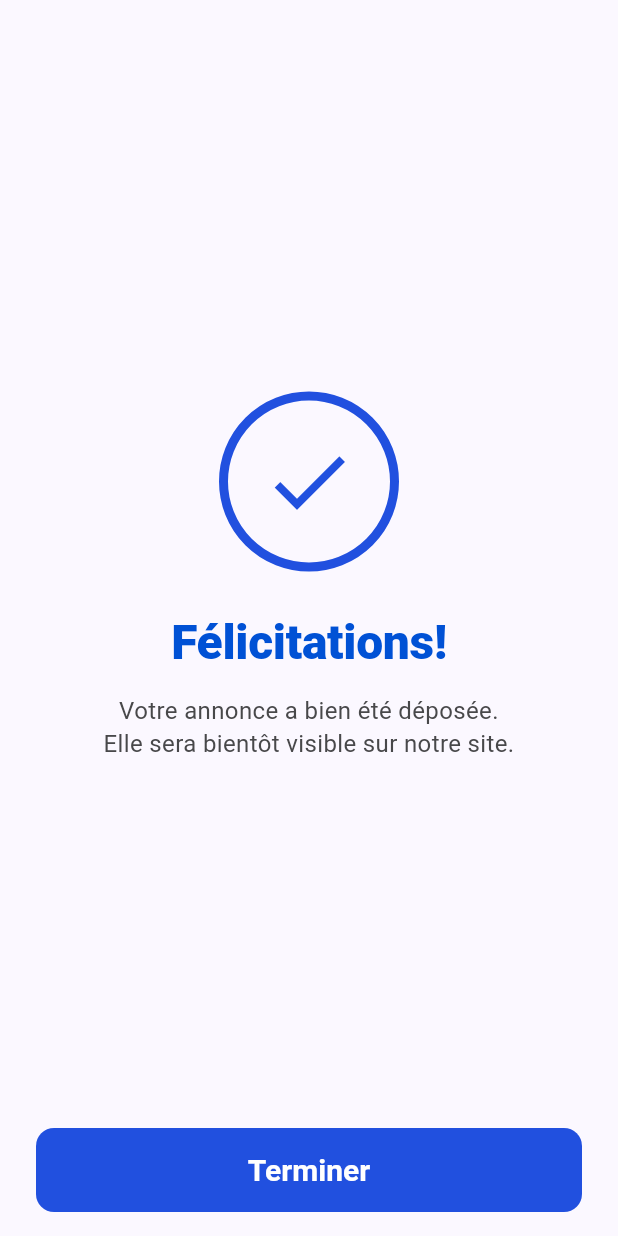
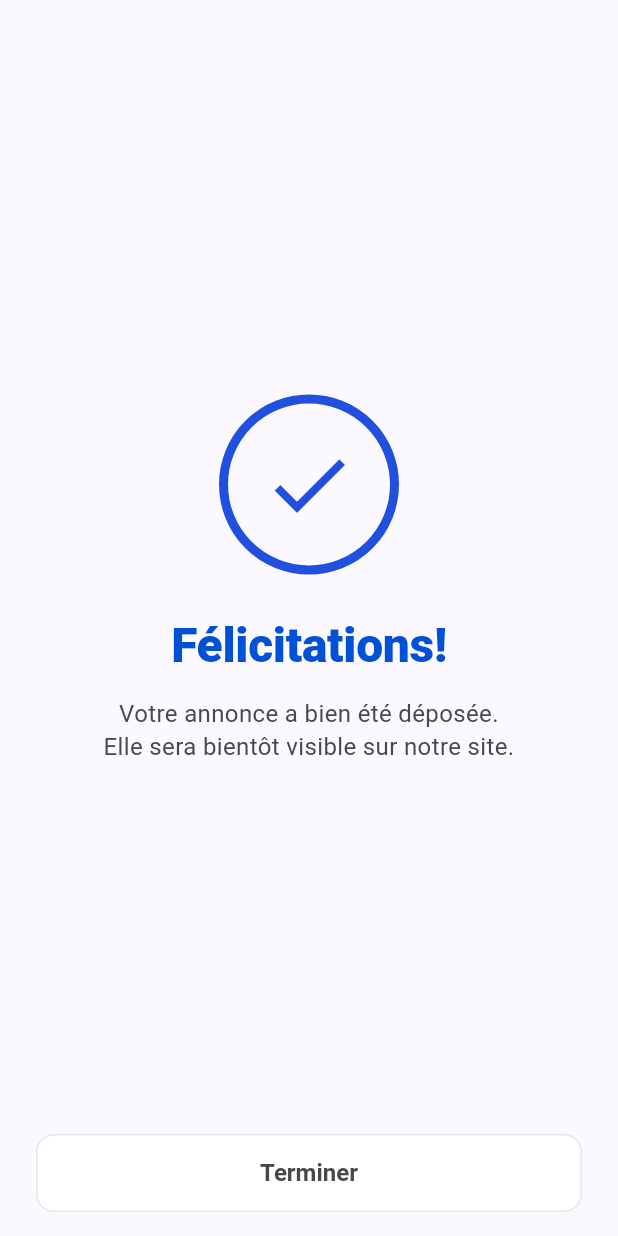
Before and after one commit to Nasko-dev/auto_pieces_app, a Flutter app: the CongratsStepPage widget shown alone on an empty page, opened directly with empty values, on a phone screen of 412 x 824 dp. Run offline on Flutter 3.47's test engine with Material 3 defaults, Android fonts, the phone set to English and light mode, and no system bars; our stand-ins replace dartz, dio, equatable, flutter_dotenv, flutter_riverpod, freezed_annotation and 7 more; missing offline and left inert: onesignal_flutter; accounts and stored records are empty; network calls fail.

Commit message:
amélioration: ajout bouton nommer l'annonce sur page félicitations
- Ajout du bouton "Nommer l'annonce" en bleu (bouton principal)
- Modification du bouton "Terminer" en blanc (bouton secondaire)
- Nouveau callback optionnel onNameAdvertisement dans CongratsStepPage
- Placeholder pour la fonctionnalité de nommage (à implémenter)
- Design cohérent avec les autres pages du flux

🤖 Generated with [Claude Code](https://claude.com/claude-code)

Co-Authored-By: Claude <noreply@anthropic.com>

```diff
--- a/lib/src/features/parts/presentation/pages/particulier/become_seller/congrats_step_page.dart
+++ b/lib/src/features/parts/presentation/pages/particulier/become_seller/congrats_step_page.dart
@@ -4,10 +4,12 @@ import 'shared_widgets.dart';
 
 class CongratsStepPage extends StatelessWidget {
   final VoidCallback onFinish;
+  final VoidCallback? onNameAdvertisement;
 
   const CongratsStepPage({
     super.key,
     required this.onFinish,
+    this.onNameAdvertisement,
   });
 
   @override
@@ -50,10 +52,17 @@ class CongratsStepPage extends StatelessWidget {
             textAlign: TextAlign.center,
           ),
           const Spacer(),
-          BecomeSellerSharedWidgets.buildPrimaryButton(
+          if (onNameAdvertisement != null) ...[
+            BecomeSellerSharedWidgets.buildPrimaryButton(
+              label: 'Nommer l\'annonce',
+              onPressed: onNameAdvertisement,
+              enabled: true,
+            ),
+            const SizedBox(height: 12),
+          ],
+          BecomeSellerSharedWidgets.buildGhostButton(
             label: 'Terminer',
             onPressed: onFinish,
-            enabled: true,
           ),
         ],
       ),
```
Also changed, not shown: lib/src/features/parts/presentation/pages/particulier/become_seller_page.dart (+10 -0 lines).
